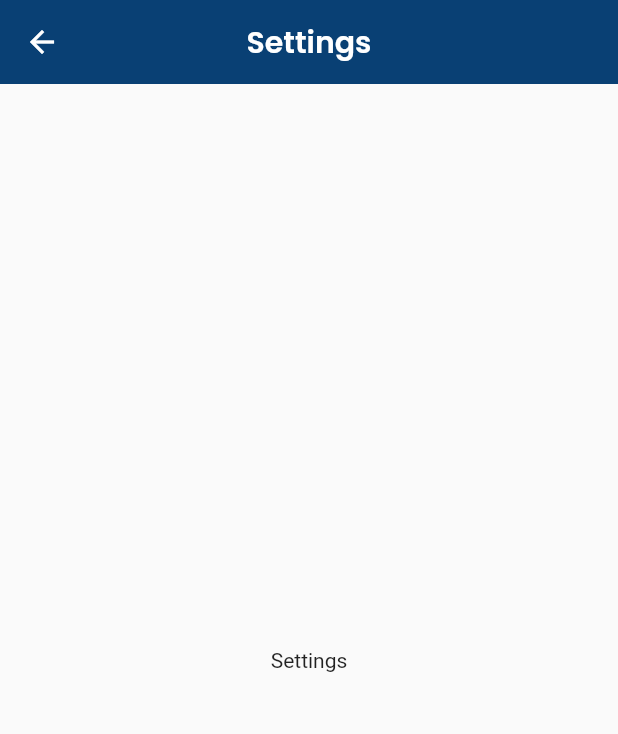
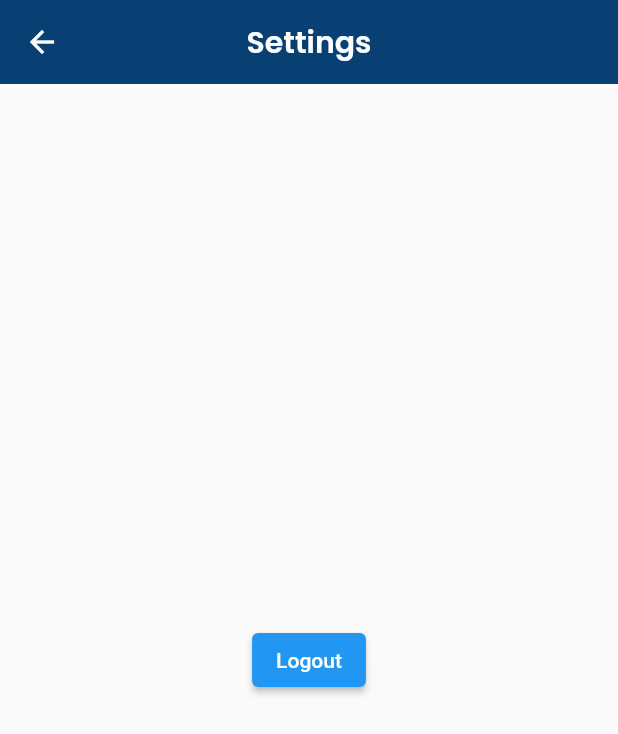
Before and after one commit to les-bogoss/laradesk_flutter, a Flutter app: the Settings screen opened directly, on a phone screen of 412 x 824 dp. Shown: the top 734 px of the screen. Run offline on Flutter 3.47's test engine with Material 2 defaults, Android fonts, the phone set to English and light mode, and no system bars; our stand-ins replace charts_flutter, flutter_secure_storage, google_fonts, image_picker; accounts and stored records are empty.

Commit message:
add logout button

```diff
--- a/lib/views/utils/settings.dart
+++ b/lib/views/utils/settings.dart
@@ -1,5 +1,6 @@
 import 'package:flutter/material.dart';
 import 'package:google_fonts/google_fonts.dart';
+import 'package:laradesk_flutter/models/preferences.dart';
 
 class Settings extends StatelessWidget {
   const Settings({Key? key}) : super(key: key);
@@ -19,8 +20,12 @@ class Settings extends StatelessWidget {
         backgroundColor: const Color(0xFF094074),
         elevation: 0,
       ),
-      body: const Center(
-        child: Text('Settings'),
+      body: Center(
+        child: ElevatedButton(
+            onPressed: () {
+              Preferences.setLoggedIn(context, false, null);
+            },
+            child: const Text('Logout')),
       ),
     );
   }
```
